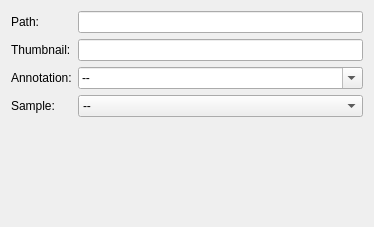
First picture: the form in mapclientplugins/sparccurationhelperstep/qt/viewswidget.ui, repository mapclient-plugins/mapclientplugins.sparccurationhelperstep, before the edit.
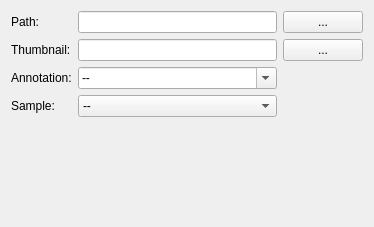
Second picture: the form after the edit.

Commit message: Update view annotations

What changed in the file:
```diff
--- a/mapclientplugins/sparccurationhelperstep/qt/viewswidget.ui
+++ b/mapclientplugins/sparccurationhelperstep/qt/viewswidget.ui
@@ -31,6 +31,13 @@
      </property>
     </widget>
    </item>
+       <item row="1" column="4">
+      <widget class="QPushButton" name="pushButtonThumbnailFile">
+       <property name="text">
+        <string>...</string>
+       </property>
+      </widget>
+     </item>
    <item row="0" column="1">
     <widget class="QLabel" name="labelPath">
      <property name="toolTip">
@@ -41,6 +48,13 @@
      </property>
     </widget>
    </item>
+    <item row="0" column="4">
+      <widget class="QPushButton" name="pushButtonViewFile">
+       <property name="text">
+        <string>...</string>
+       </property>
+      </widget>
+     </item>
    <item row="2" column="1">
     <widget class="QLabel" name="labelAnnotation">
      <property name="text">
```
The commit also changes 5 other files.
